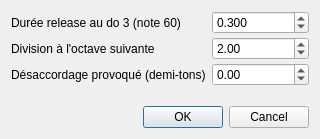
Above: trunk/tools/dialog_release.ui from davy7125/polyphone before the change. Below: the same form after it.
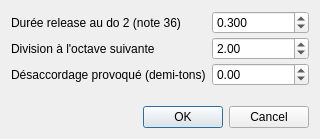
That is the form after the change. Icons and pictures are not drawn.

```diff
--- a/trunk/tools/dialog_release.ui
+++ b/trunk/tools/dialog_release.ui
@@ -55,7 +55,7 @@
    <item row="0" column="0">
     <widget class="QLabel" name="label">
      <property name="text">
-      <string>Durée release au do 3 (note 60)</string>
+      <string>Durée release au do 2 (note 36)</string>
      </property>
     </widget>
    </item>
```
